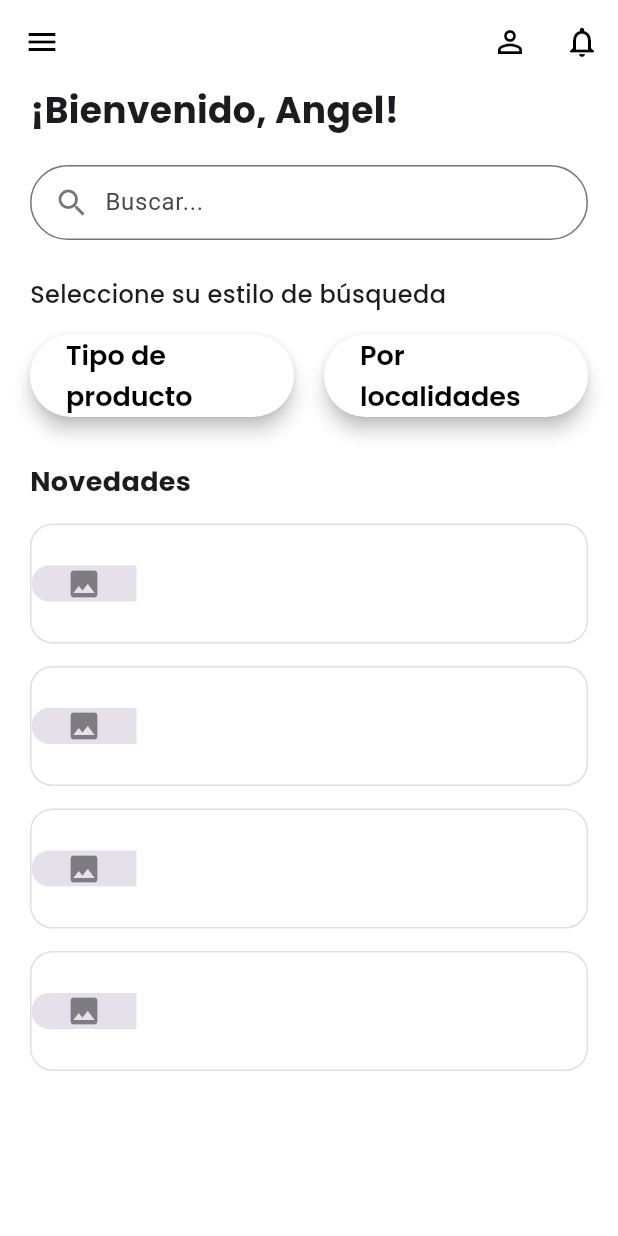
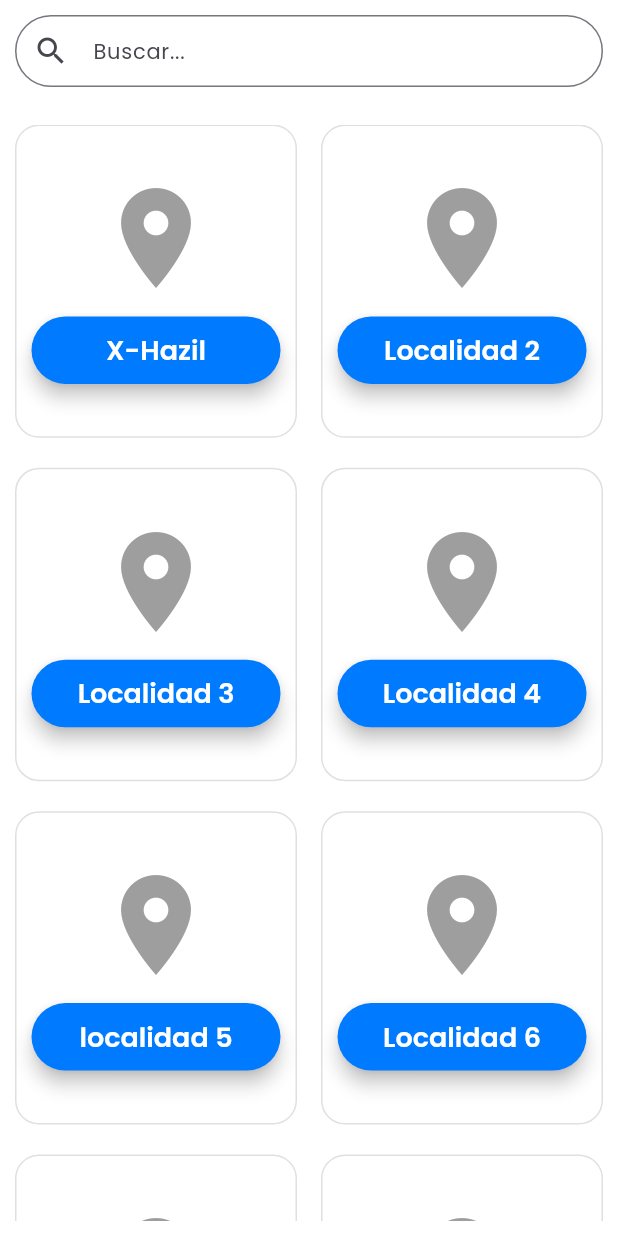
Before and after one commit to AlexRoman18/luumil_app, a Flutter app: the PantallaInicio screen opened directly, after a tap on "Por localidades", on a phone screen of 412 x 824 dp. Run offline on Flutter 3.47's test engine with Material 3 defaults, Android fonts, the phone set to English and light mode, and no system bars; our stand-ins replace go_router, google_fonts.

Commit message:
creación de pantallas categorías y localidades

```diff
--- /dev/null
+++ b/lib/screens/localidad_screen.dart
@@ -0,0 +1,92 @@
+import 'package:flutter/material.dart';
+import 'package:google_fonts/google_fonts.dart';
+import 'package:luumil_app/widgets/buttons.dart';
+
+class LocalidadScreen extends StatelessWidget {
+  const LocalidadScreen({super.key});
+
+  @override
+  Widget build(BuildContext context) {
+    final categorias = [
+      'X-Hazil',
+      'Localidad 2',
+      'Localidad 3',
+      'Localidad 4',
+      'localidad 5',
+      'Localidad 6',
+      'Localidad 7',
+      'Localidad 8',
+    ];
+
+    return Scaffold(
+      backgroundColor: Colors.white,
+      body: SafeArea(
+        child: Padding(
+          padding: const EdgeInsets.all(10.0),
+          child: Column(
+            children: [
+              // Campo de búsqueda
+              TextField(
+                decoration: InputDecoration(
+                  prefixIcon: const Icon(Icons.search),
+                  hintText: 'Buscar...',
+                  hintStyle: GoogleFonts.poppins(fontSize: 14),
+                  contentPadding: const EdgeInsets.symmetric(vertical: 12),
+                  border: OutlineInputBorder(
+                    borderRadius: BorderRadius.circular(50),
+                  ),
+                ),
+              ),
+              const SizedBox(height: 25),
+              Expanded(
+                child: GridView.builder(
+                  itemCount: categorias.length,
+                  gridDelegate: const SliverGridDelegateWithFixedCrossAxisCount(
+                    crossAxisCount: 2,
+                    mainAxisSpacing: 20,
+                    crossAxisSpacing: 16,
+                    childAspectRatio: 0.9,
+                  ),
+                  itemBuilder: (context, index) {
+                    return Container(
+                      decoration: BoxDecoration(
+                        borderRadius: BorderRadius.circular(16),
+                        border: Border.all(color: Colors.grey.shade300),
+                      ),
+                      padding: const EdgeInsets.all(10),
+                      child: SizedBox(
+                        width: 150, // ajusta el ancho del contenido
+                        height: 130, // ajusta la altura del contenedor
+                        child: Column(
+                          mainAxisAlignment: MainAxisAlignment.center,
+                          children: [
+                            const Icon(
+                              Icons.location_on,
+                              size: 80,
+                              color: Colors.grey,
+                            ),
+                            const SizedBox(height: 12),
+                            SizedBox(
+                              width: 210, //Ajustar tamaños botones
+                              height: 45,
+                              child: Buttons(
+                                color: const Color(0xFF007BFF),
+                                text: categorias[index],
+                                colorText: Colors.white,
+                                onPressed: () {},
+                              ),
+                            ),
+                          ],
+                        ),
+                      ),
+                    );
+                  },
+                ),
+              ),
+            ],
+          ),
+        ),
+      ),
+    );
+  }
+}
--- a/lib/screens/pantallainicio_screen.dart
+++ b/lib/screens/pantallainicio_screen.dart
@@ -1,7 +1,9 @@
 import 'package:flutter/material.dart';
 import 'package:google_fonts/google_fonts.dart';
+import 'package:luumil_app/screens/localidad_screen.dart';
 import 'package:luumil_app/widgets/buttons.dart';
 import 'package:luumil_app/widgets/side_menu.dart';
+import 'package:luumil_app/screens/categoria_screen.dart';
 
 class PantallaInicio extends StatelessWidget {
   const PantallaInicio({super.key});
@@ -102,7 +104,14 @@ class PantallaInicio extends StatelessWidget {
                       color: Colors.white,
                       colorText: Colors.black,
                       text: 'Tipo de producto',
-                      onPressed: () {},
+                      onPressed: () {
+                        Navigator.push(
+                          context,
+                          MaterialPageRoute(
+                            builder: (context) => const CategoriaScreen(),
+                          ),
+                        );
+                      },
                     ),
                   ),
                   const SizedBox(width: 20),
@@ -111,7 +120,14 @@ class PantallaInicio extends StatelessWidget {
                       color: Colors.white,
                       colorText: Colors.black,
                       text: 'Por localidades',
-                      onPressed: () {},
+                      onPressed: () {
+                        Navigator.push(
+                          context,
+                          MaterialPageRoute(
+                            builder: (context) => const LocalidadScreen(),
+                          ),
+                        );
+                      },
                     ),
                   ),
                 ],
@@ -146,18 +162,21 @@ class PantallaInicio extends StatelessWidget {
                         Container(
                           width: 70,
                           decoration: const BoxDecoration(
-                            color: Color(0xFFE6E0EB),
+                            color: Color.fromARGB(255, 255, 255, 255),
                             borderRadius: BorderRadius.only(
                               topLeft: Radius.circular(15),
                               bottomLeft: Radius.circular(15),
                             ),
                           ),
-                          child: const Icon(Icons.image, color: Colors.black45),
+                          child: const Icon(
+                            Icons.storefront,
+                            color: Colors.black45,
+                          ),
                         ),
                         const SizedBox(width: 10),
                         const Expanded(
                           child: Text(
-                            '',
+                            'Venta de chile',
                             style: TextStyle(color: Colors.black54),
                           ),
                         ),
--- a/lib/screens/registro_screen.dart
+++ b/lib/screens/registro_screen.dart
@@ -1,7 +1,6 @@
 import 'package:flutter/material.dart';
 import 'package:luumil_app/widgets/register_forms.dart';
 import 'package:luumil_app/widgets/register_header.dart';
-import 'package:luumil_app/screens/pantallainicio_screen.dart';
 
 class RegisterScreen extends StatelessWidget {
   const RegisterScreen({super.key});
--- a/lib/widgets/buttons.dart
+++ b/lib/widgets/buttons.dart
@@ -21,20 +21,15 @@ class Buttons extends StatelessWidget {
       onPressed: onPressed,
       style: ElevatedButton.styleFrom(
         backgroundColor: color,
-        minimumSize: const Size(double.infinity, 55), // 👈 ancho ocupa todo, alto 55
-        shape: RoundedRectangleBorder(
-          borderRadius: BorderRadius.circular(50),
-        ),
+        minimumSize: const Size(double.infinity, 55),
+        shape: RoundedRectangleBorder(borderRadius: BorderRadius.circular(50)),
         elevation: 5,
         textStyle: GoogleFonts.poppins(
           fontSize: 18,
           fontWeight: FontWeight.w600,
         ),
       ),
-      child: Text(
-        text,
-        style: TextStyle(color: colorText),
-      ),
+      child: Text(text, style: TextStyle(color: colorText)),
     );
   }
 }
--- a/pubspec.yaml
+++ b/pubspec.yaml
@@ -51,6 +51,7 @@ flutter:
   assets:
     - assets/icons/
     - assets/icons/buscar.png
+    - assets/icons/caja.png
 
   # To add assets to your application, add an assets section, like this:
   # assets:
```
Also changed, not shown: lib/screens/categoria_screen.dart (added, +93 -0 lines), assets/icons/caja.png (added), pubspec.lock.
